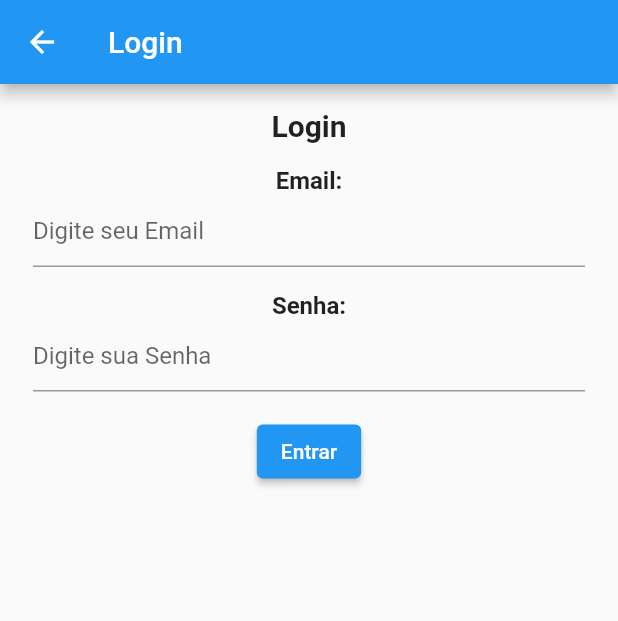
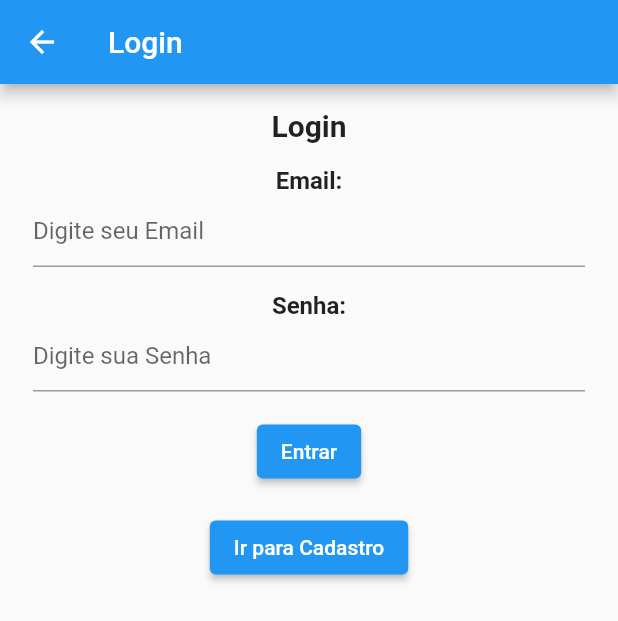
Before and after one commit to GABRIEL-ASSYS/HealthArch-Flutter, a Flutter app: the screen it shows after launch, after a tap on "Ir para Login", on a phone screen of 412 x 824 dp. Shown: the top 621 px of the screen. Run offline on Flutter 3.47's test engine with Material 2 defaults, Android fonts, the phone set to English and light mode, and no system bars; missing offline and left inert: nome_do_seu_app.

Commit message:
Update LoginScreen.dart

```diff
--- a/lib/screens/LoginScreen.dart
+++ b/lib/screens/LoginScreen.dart
@@ -1,4 +1,5 @@
 import 'package:flutter/material.dart';
+import 'package:nome_do_seu_app/screens/CadastroScreen.dart';
 
 class LoginScreen extends StatelessWidget {
   @override
@@ -56,6 +57,16 @@ class LoginScreen extends StatelessWidget {
                     },
                     child: Text('Entrar'),
                   ),
+                  SizedBox(height: 16.0),
+                  ElevatedButton(
+                    onPressed: () {
+                      Navigator.push(
+                        context,
+                        MaterialPageRoute(builder: (context) => CadastroScreen()),
+                      );
+                    },
+                    child: Text('Ir para Cadastro'),
+                  ),
                 ],
               ),
             ],
```
